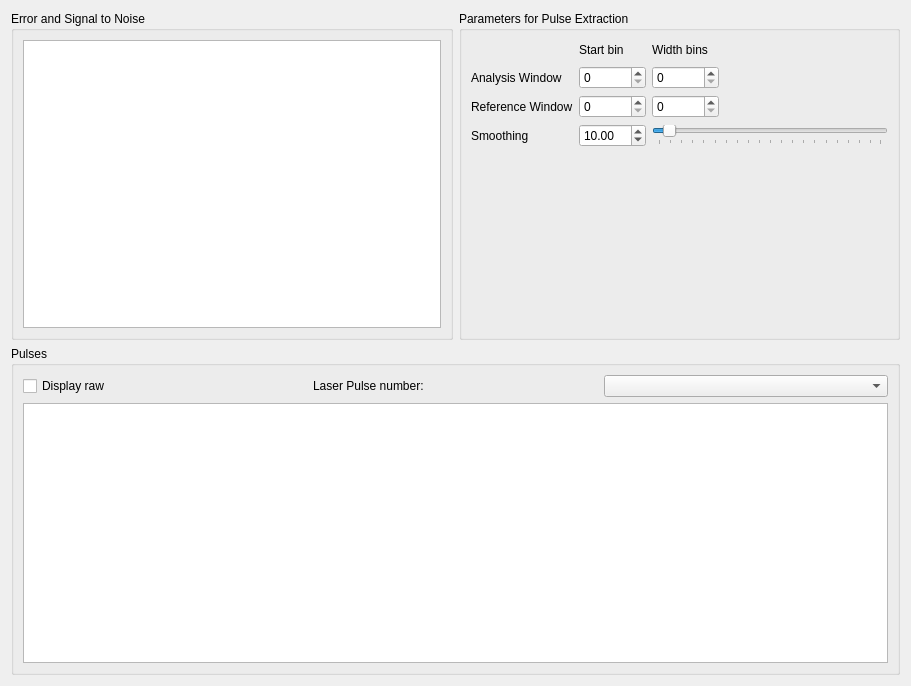
Qt form gui/pulsed/ui_pulse_extraction.ui (Ulm-IQO/qudi) before a commit.
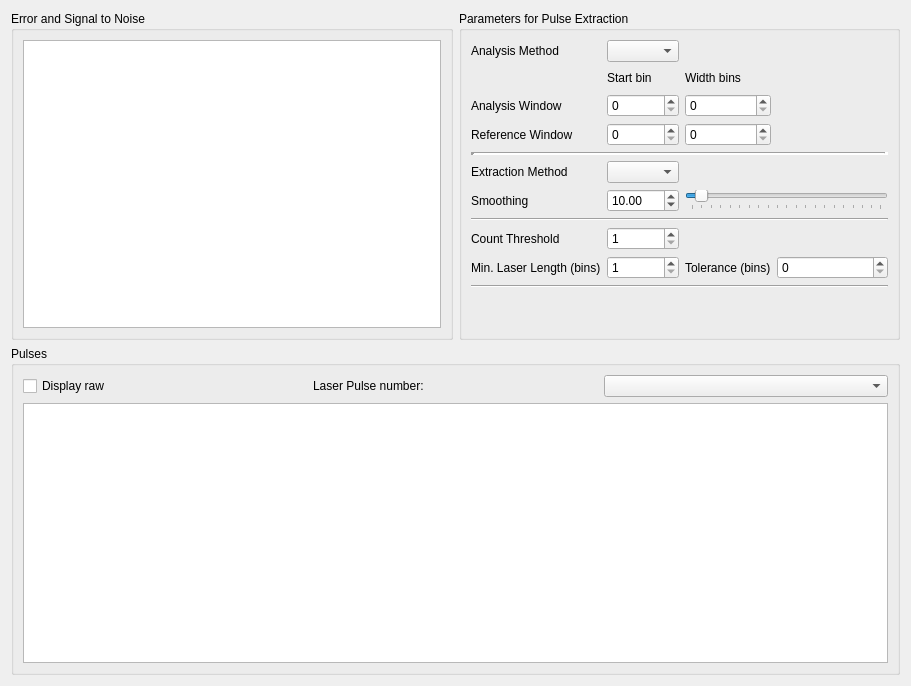
The same form after that commit. Custom widgets are drawn as their Qt base class.

Commit message:
Properly introduced the changes regarding chooseable analysis and extraction methods as well as setting of the necessary parameters in the GUI module and UI-file.
Tested everything with dummy and adjusted logic a bit in the process. Works splendid now.

Patch:
```diff
--- a/gui/pulsed/ui_pulse_extraction.ui
+++ b/gui/pulsed/ui_pulse_extraction.ui
@@ -38,28 +38,7 @@
      <layout class="QGridLayout" name="gridLayout_34">
       <item row="0" column="1">
        <layout class="QGridLayout" name="gridLayout_33">
-        <item row="2" column="0">
-         <widget class="QLabel" name="label_37">
-          <property name="text">
-           <string>Reference Window</string>
-          </property>
-         </widget>
-        </item>
-        <item row="2" column="2">
-         <widget class="QSpinBox" name="extract_param_ref_window_width_SpinBox">
-          <property name="maximum">
-           <number>10000000</number>
-          </property>
-         </widget>
-        </item>
-        <item row="1" column="1">
-         <widget class="QSpinBox" name="extract_param_ana_window_start_SpinBox">
-          <property name="maximum">
-           <number>10000000</number>
-          </property>
-         </widget>
-        </item>
-        <item row="0" column="3">
+        <item row="1" column="3">
          <spacer name="horizontalSpacer_2">
           <property name="orientation">
            <enum>Qt::Horizontal</enum>
@@ -72,90 +51,209 @@
           </property>
          </spacer>
         </item>
-        <item row="0" column="1">
-         <widget class="QLabel" name="label_30">
+        <item row="8" column="0">
+         <widget class="QLabel" name="label">
           <property name="text">
-           <string>Start bin</string>
+           <string>Count Threshold</string>
+          </property>
+         </widget>
+        </item>
+        <item row="6" column="2" colspan="2">
+         <widget class="QSlider" name="extract_param_conv_std_dev_slider">
+          <property name="minimum">
+           <number>1</number>
+          </property>
+          <property name="maximum">
+           <number>200</number>
+          </property>
+          <property name="value">
+           <number>10</number>
+          </property>
+          <property name="orientation">
+           <enum>Qt::Horizontal</enum>
+          </property>
+          <property name="tickPosition">
+           <enum>QSlider::TicksBelow</enum>
+          </property>
+          <property name="tickInterval">
+           <number>10</number>
           </property>
          </widget>
         </item>
         <item row="6" column="1">
-         <spacer name="verticalSpacer_3">
-          <property name="orientation">
-           <enum>Qt::Vertical</enum>
+         <widget class="QDoubleSpinBox" name="extract_param_conv_std_dev_DSpinBox">
+          <property name="minimum">
+           <double>1.000000000000000</double>
           </property>
-          <property name="sizeHint" stdset="0">
-           <size>
-            <width>20</width>
-            <height>40</height>
-           </size>
+          <property name="maximum">
+           <double>200.000000000000000</double>
           </property>
-         </spacer>
+          <property name="value">
+           <double>10.000000000000000</double>
+          </property>
+         </widget>
         </item>
-        <item row="0" column="2">
+        <item row="2" column="2">
+         <widget class="QSpinBox" name="extract_param_ana_window_width_SpinBox">
+          <property name="maximum">
+           <number>10000000</number>
+          </property>
+         </widget>
+        </item>
+        <item row="1" column="2">
          <widget class="QLabel" name="label_31">
           <property name="text">
            <string>Width bins</string>
           </property>
          </widget>
         </item>
-        <item row="1" column="2">
-         <widget class="QSpinBox" name="extract_param_ana_window_width_SpinBox">
-          <property name="maximum">
-           <number>10000000</number>
-          </property>
-         </widget>
-        </item>
         <item row="2" column="1">
+         <widget class="QSpinBox" name="extract_param_ana_window_start_SpinBox">
+          <property name="maximum">
+           <number>10000000</number>
+          </property>
+         </widget>
+        </item>
+        <item row="9" column="0">
+         <widget class="QLabel" name="label_2">
+          <property name="text">
+           <string>Min. Laser Length (bins)</string>
+          </property>
+         </widget>
+        </item>
+        <item row="3" column="1">
          <widget class="QSpinBox" name="extract_param_ref_window_start_SpinBox">
           <property name="maximum">
            <number>10000000</number>
           </property>
          </widget>
         </item>
-        <item row="1" column="0">
+        <item row="3" column="2">
+         <widget class="QSpinBox" name="extract_param_ref_window_width_SpinBox">
+          <property name="maximum">
+           <number>10000000</number>
+          </property>
+         </widget>
+        </item>
+        <item row="2" column="0">
          <widget class="QLabel" name="label_36">
           <property name="text">
            <string>Analysis Window</string>
           </property>
          </widget>
         </item>
-        <item row="3" column="0">
+        <item row="8" column="1">
+         <widget class="QSpinBox" name="extract_param_threshold_SpinBox">
+          <property name="minimum">
+           <number>1</number>
+          </property>
+          <property name="maximum">
+           <number>999999999</number>
+          </property>
+         </widget>
+        </item>
+        <item row="9" column="2">
+         <widget class="QLabel" name="label_3">
+          <property name="text">
+           <string>Tolerance (bins)</string>
+          </property>
+         </widget>
+        </item>
+        <item row="6" column="0">
          <widget class="QLabel" name="label_18">
           <property name="text">
            <string>Smoothing</string>
           </property>
          </widget>
         </item>
-        <item row="3" column="1">
-         <widget class="QDoubleSpinBox" name="conv_std_dev">
-          <property name="value">
-           <double>10.000000000000000</double>
+        <item row="9" column="3">
+         <widget class="QSpinBox" name="extract_param_tolerance_SpinBox">
+          <property name="maximum">
+           <number>999999999</number>
           </property>
          </widget>
         </item>
-        <item row="3" column="2" colspan="2">
-         <widget class="QSlider" name="slider_conv_std_dev">
+        <item row="4" column="0" colspan="4">
+         <widget class="Line" name="line">
+          <property name="lineWidth">
+           <number>4</number>
+          </property>
+          <property name="orientation">
+           <enum>Qt::Horizontal</enum>
+          </property>
+         </widget>
+        </item>
+        <item row="10" column="0" colspan="4">
+         <widget class="Line" name="line_3">
+          <property name="orientation">
+           <enum>Qt::Horizontal</enum>
+          </property>
+         </widget>
+        </item>
+        <item row="5" column="0">
+         <widget class="QLabel" name="label_4">
+          <property name="text">
+           <string>Extraction Method</string>
+          </property>
+         </widget>
+        </item>
+        <item row="5" column="1">
+         <widget class="QComboBox" name="extract_param_extraction_method_comboBox"/>
+        </item>
+        <item row="9" column="1">
+         <widget class="QSpinBox" name="extract_param_min_laser_length_SpinBox">
           <property name="minimum">
            <number>1</number>
           </property>
           <property name="maximum">
-           <number>200</number>
+           <number>999999999</number>
           </property>
-          <property name="value">
-           <number>10</number>
+         </widget>
+        </item>
+        <item row="1" column="1">
+         <widget class="QLabel" name="label_30">
+          <property name="text">
+           <string>Start bin</string>
           </property>
+         </widget>
+        </item>
+        <item row="13" column="1">
+         <spacer name="verticalSpacer_3">
+          <property name="orientation">
+           <enum>Qt::Vertical</enum>
+          </property>
+          <property name="sizeHint" stdset="0">
+           <size>
+            <width>20</width>
+            <height>40</height>
+           </size>
+          </property>
+         </spacer>
+        </item>
+        <item row="3" column="0">
+         <widget class="QLabel" name="label_37">
+          <property name="text">
+           <string>Reference Window</string>
+          </property>
+         </widget>
+        </item>
+        <item row="7" column="0" colspan="4">
+         <widget class="Line" name="line_2">
           <property name="orientation">
            <enum>Qt::Horizontal</enum>
           </property>
-          <property name="tickPosition">
-           <enum>QSlider::TicksBelow</enum>
+         </widget>
+        </item>
+        <item row="0" column="0">
+         <widget class="QLabel" name="label_6">
+          <property name="text">
+           <string>Analysis Method</string>
           </property>
-          <property name="tickInterval">
-           <number>10</number>
-          </property>
          </widget>
         </item>
+        <item row="0" column="1">
+         <widget class="QComboBox" name="extract_param_analysis_method_comboBox"/>
+        </item>
        </layout>
       </item>
      </layout>
```
The commit also changes 5 other files.
